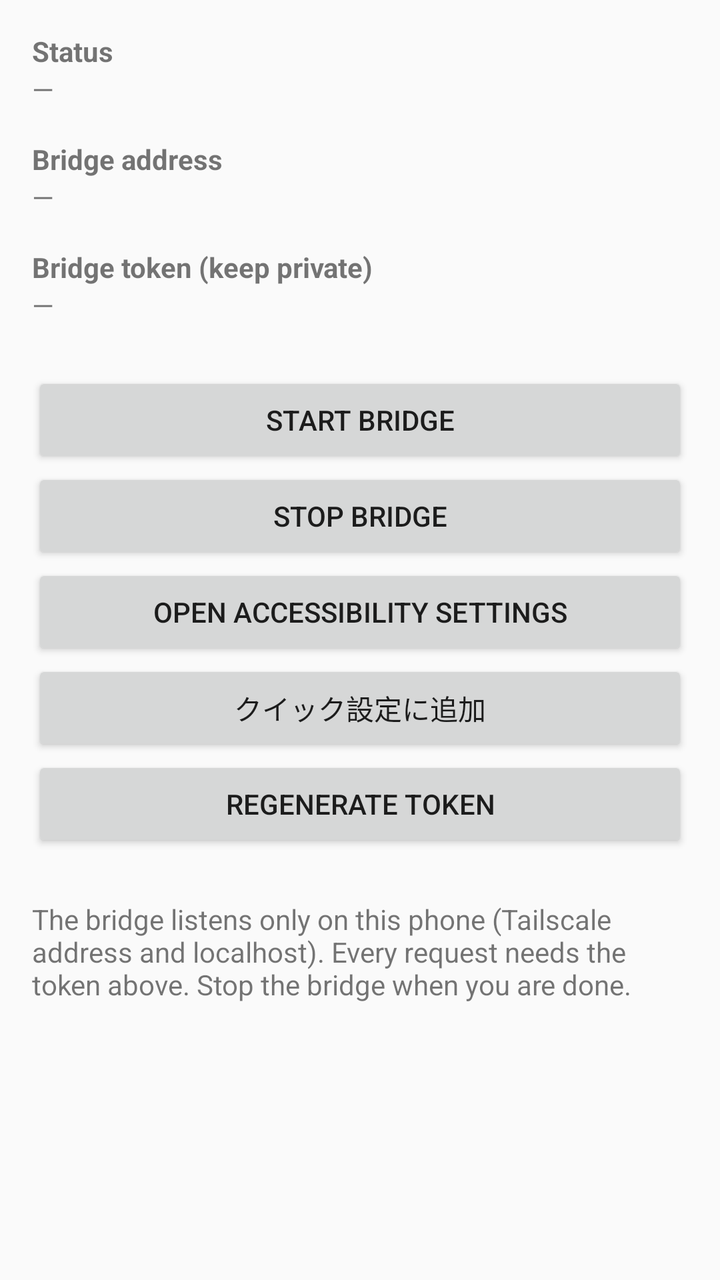
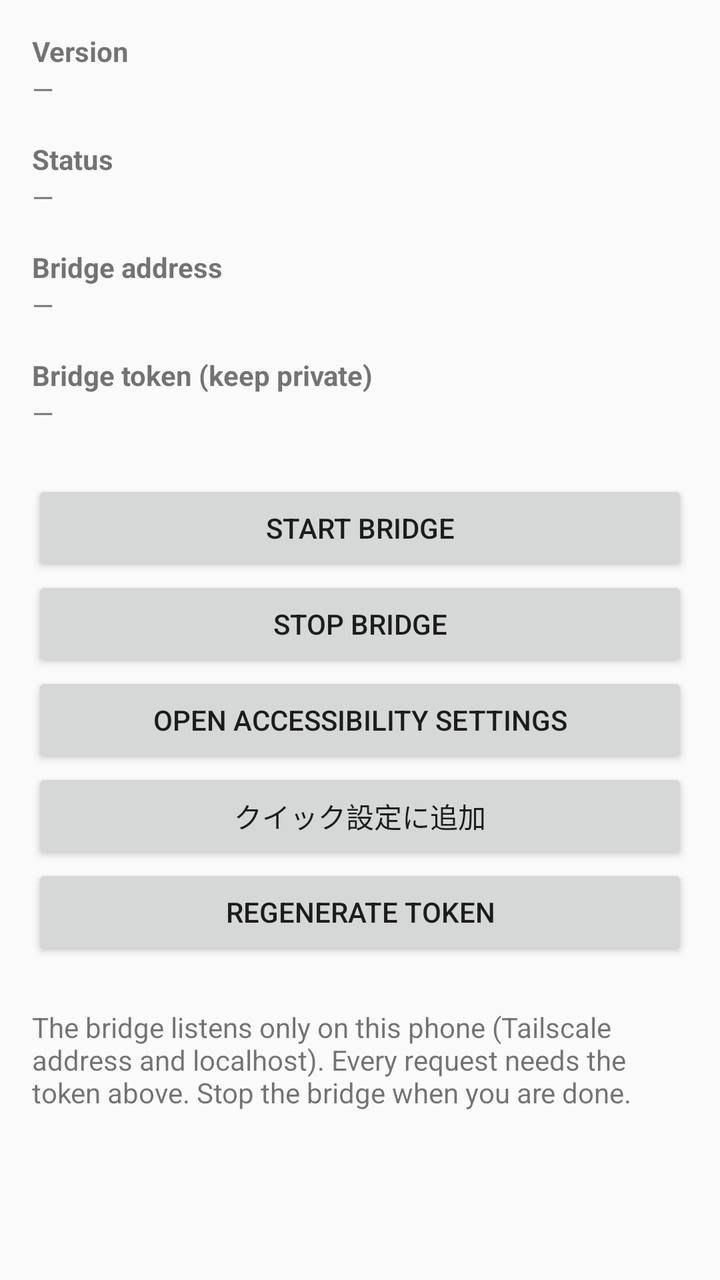

Compare the two renders of this Android layout. The source of the first and the diff that turns it into the second are given below.
<!-- AndroidManifest.xml: application theme android:Theme.Material.Light.NoActionBar -->
<!-- res/layout/activity_main.xml -->
<?xml version="1.0" encoding="utf-8"?>
<LinearLayout xmlns:android="http://schemas.android.com/apk/res/android"
    android:layout_width="match_parent"
    android:layout_height="match_parent"
    android:orientation="vertical"
    android:padding="16dp">

    <TextView
        android:layout_width="wrap_content"
        android:layout_height="wrap_content"
        android:text="@string/title_status"
        android:textStyle="bold" />
    <TextView
        android:id="@+id/status_text"
        android:layout_width="match_parent"
        android:layout_height="wrap_content"
        android:text="—" />

    <TextView
        android:layout_width="wrap_content"
        android:layout_height="wrap_content"
        android:layout_marginTop="16dp"
        android:text="@string/title_address"
        android:textStyle="bold" />
    <TextView
        android:id="@+id/address_text"
        android:layout_width="match_parent"
        android:layout_height="wrap_content"
        android:text="—" />

    <TextView
        android:layout_width="wrap_content"
        android:layout_height="wrap_content"
        android:layout_marginTop="16dp"
        android:text="@string/title_token"
        android:textStyle="bold" />
    <TextView
        android:id="@+id/token_text"
        android:layout_width="match_parent"
        android:layout_height="wrap_content"
        android:text="—"
        android:textIsSelectable="true" />

    <Button
        android:id="@+id/start_button"
        android:layout_width="match_parent"
        android:layout_height="wrap_content"
        android:layout_marginTop="24dp"
        android:text="@string/btn_start" />
    <Button
        android:id="@+id/stop_button"
        android:layout_width="match_parent"
        android:layout_height="wrap_content"
        android:text="@string/btn_stop" />
    <Button
        android:id="@+id/accessibility_button"
        android:layout_width="match_parent"
        android:layout_height="wrap_content"
        android:text="@string/btn_accessibility" />
    <Button
        android:id="@+id/add_tile_button"
        android:layout_width="match_parent"
        android:layout_height="wrap_content"
        android:text="@string/btn_add_tile" />
    <Button
        android:id="@+id/regenerate_button"
        android:layout_width="match_parent"
        android:layout_height="wrap_content"
        android:text="@string/btn_regenerate" />

    <TextView
        android:layout_width="match_parent"
        android:layout_height="wrap_content"
        android:layout_marginTop="24dp"
        android:text="@string/hint" />
</LinearLayout>
<!-- resources referenced by this layout -->
<resources>
  <string name="btn_accessibility">Open accessibility settings</string>
  <string name="btn_add_tile">クイック設定に追加</string>
  <string name="btn_regenerate">Regenerate token</string>
  <string name="btn_start">Start bridge</string>
  <string name="btn_stop">Stop bridge</string>
  <string name="hint">The bridge listens only on this phone (Tailscale address and localhost). Every request needs the token above. Stop the bridge when you are done.</string>
  <string name="title_address">Bridge address</string>
  <string name="title_status">Status</string>
  <string name="title_token">Bridge token (keep private)</string>
</resources>

<!-- the commit's change to res/layout/activity_main.xml (unified diff, before → after) -->
@@ -8,6 +8,18 @@
     <TextView
         android:layout_width="wrap_content"
         android:layout_height="wrap_content"
+        android:text="@string/title_version"
+        android:textStyle="bold" />
+    <TextView
+        android:id="@+id/version_text"
+        android:layout_width="match_parent"
+        android:layout_height="wrap_content"
+        android:text="—" />
+
+    <TextView
+        android:layout_width="wrap_content"
+        android:layout_height="wrap_content"
+        android:layout_marginTop="16dp"
         android:text="@string/title_status"
         android:textStyle="bold" />
     <TextView
<!-- resource entries referenced after the edit -->
@@ -9,5 +9,6 @@
   <string name="title_address">Bridge address</string>
   <string name="title_status">Status</string>
   <string name="title_token">Bridge token (keep private)</string>
+  <string name="title_version">Version</string>
 </resources>
 
